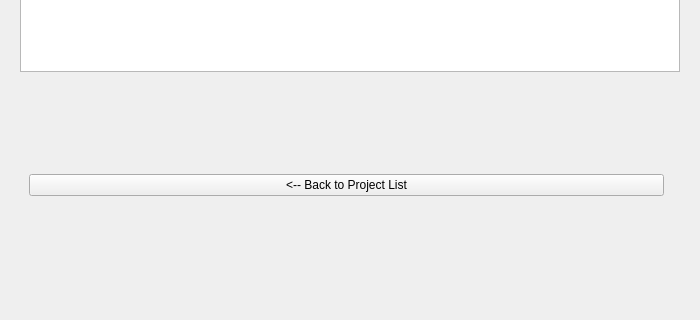
First picture: the form in gui/preflight_check_page.ui, repository mariolewis/asdf_factory, before the edit; both pictures show x 0 to 700 and y 180 to 500 of the 700 by 500 pixel window.
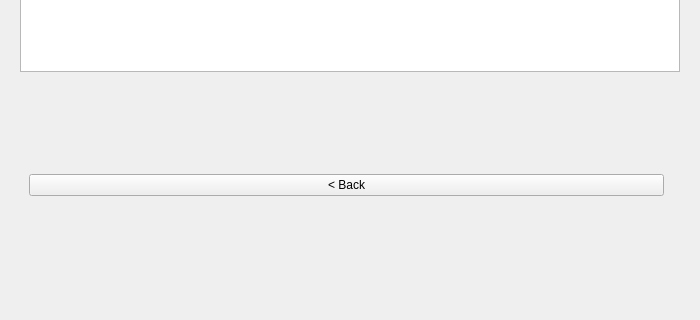
Second picture: the form after the edit. The open tabs and pages were chosen to show the change.

Commit message: feat(brownfield): Allow users to enter a project name for Brownfield projs.

Patch:
```diff
--- a/gui/preflight_check_page.ui
+++ b/gui/preflight_check_page.ui
@@ -169,7 +169,7 @@
        <item>
         <widget class="QPushButton" name="backButton">
          <property name="text">
-          <string>&lt;-- Back to Project List</string>
+          <string>&lt; Back</string>
          </property>
         </widget>
        </item>
```
The commit also changes 9 other files.
